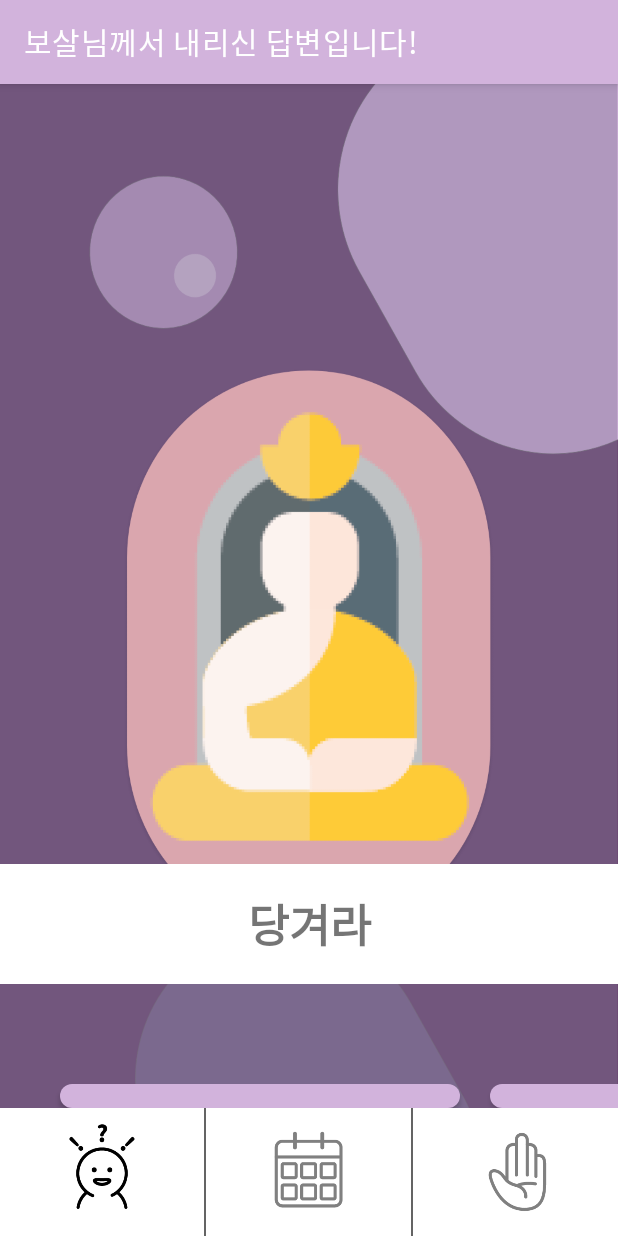
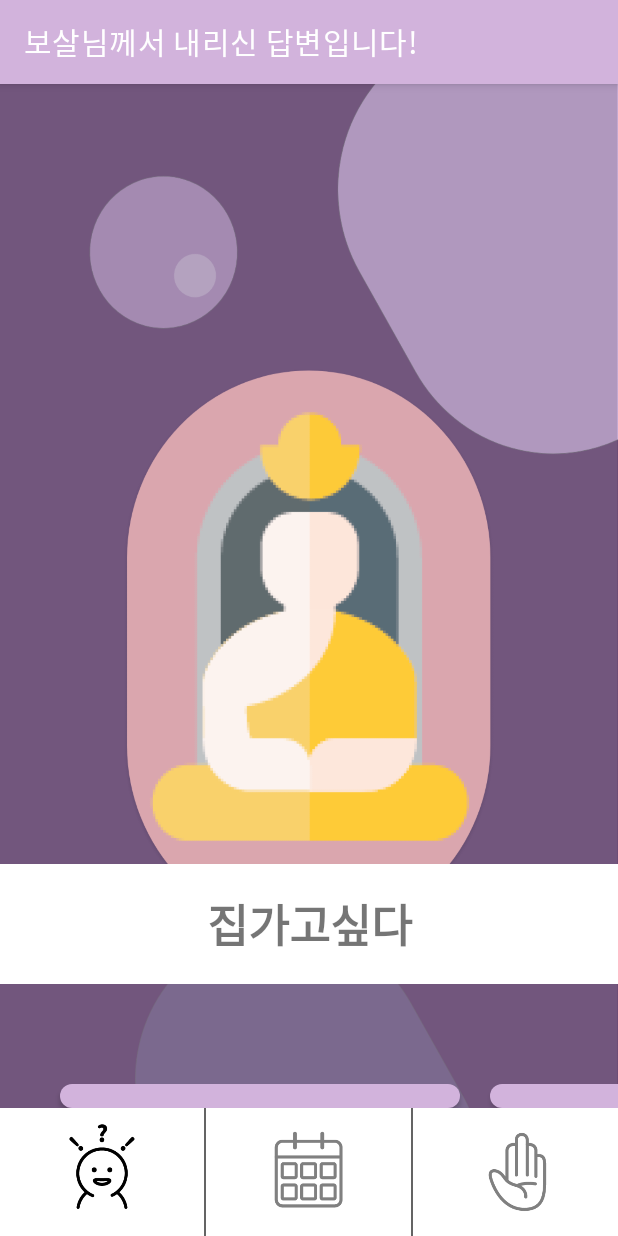
Before and after one commit to yeonwoo1125/Sora_Godong, an Android app: the AskAnswer screen opened directly, with no data from a screen before it, on a phone screen of 412 x 824 dp. Run offline under Robolectric (Android 15) with nearby library versions, the phone set to English and light mode, and no system bars.

Commit message:
랜덤답변

```diff
--- a/app/src/main/java/mirim/msg/sora_godong/AskAnswer.java
+++ b/app/src/main/java/mirim/msg/sora_godong/AskAnswer.java
@@ -6,6 +6,7 @@ import android.view.MenuItem;
 import android.view.View;
 import android.widget.Button;
 import android.widget.LinearLayout;
+import android.widget.TextView;
 
 import androidx.appcompat.app.AppCompatActivity;
 
@@ -19,6 +20,22 @@ public class AskAnswer extends AppCompatActivity {
     protected void onCreate(Bundle savedInstanceState) {
         super.onCreate(savedInstanceState);
         setContentView(R.layout.activity_ask_answer);
+
+        String[] answer = {
+                "해봐", "하지마", "할라고?", "흠.그냥 그러네",
+                "맞아", "아니야", "정말?", "거짓말",
+                "이미 알고 있으면서", "답정너", "싫은데", "좋아",
+                "진실을 말해", "과연..?", "멋진걸", "그럴리가",
+
+                "와우", "ㅋㅋㅋㅋ", "망해", "너야말로",
+                "틀렸어", "오른쪽 주머니", "주위를 봐", "집가고싶다",
+                "무엇이든", "자니?", "뭐해~", "웃겨부러",
+                "글쎄", "답답하다", "오늘은 집콕", "일단 나가"
+        };
+
+        int r = (int)(Math.random()*32);
+        TextView aw = findViewById(R.id.bosal_answer);
+        aw.setText(answer[r]);
 
         getSupportActionBar().setDisplayHomeAsUpEnabled(false);
         getSupportActionBar().setTitle("보살님께서 내리신 답변입니다!");
--- a/app/src/main/res/layout/activity_ask_answer.xml
+++ b/app/src/main/res/layout/activity_ask_answer.xml
@@ -21,6 +21,7 @@
         android:gravity="center">
 
         <TextView
+            android:id="@+id/bosal_answer"
             android:layout_width="700px"
             android:layout_height="120px"
             android:background="@drawable/ask_radius_2"
@@ -29,8 +30,7 @@
             android:textSize="45px"
             android:layout_marginTop="520dp"
             android:gravity="center"
-            android:textStyle="bold"
-            android:text="당겨라"/>
+            android:textStyle="bold"/>
 
         <LinearLayout
             android:layout_width="match_parent"
--- a/app/src/main/res/layout/activity_ask_re_answer.xml
+++ b/app/src/main/res/layout/activity_ask_re_answer.xml
@@ -13,7 +13,7 @@
         android:orientation="vertical"
         android:gravity="center">
 
-        <TextView
+        <EditText
             android:layout_width="700px"
             android:layout_height="120px"
             android:background="@drawable/ask_radius_2"
@@ -23,7 +23,7 @@
             android:layout_marginTop="520dp"
             android:gravity="center"
             android:textStyle="bold"
-            android:text="나의 답변이 어때?"/>
+            android:hint="나의 답변이 어때?"/>
 
         <LinearLayout
             android:layout_width="match_parent"
```
